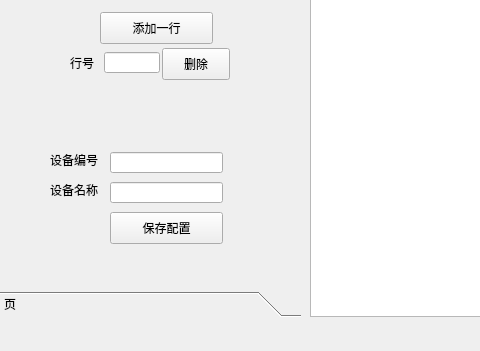
Qt form deviceinfo.ui (pengcr0912/BackupConfigure) before a commit; both pictures show x 0 to 480 and y 164 to 515 of the 747 by 515 pixel window.
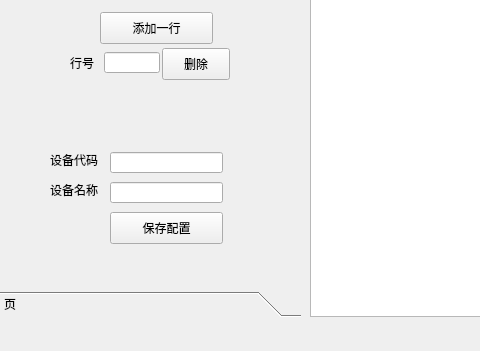
The same form after that commit.

Commit message: 监视参数入库

```diff
--- a/deviceinfo.ui
+++ b/deviceinfo.ui
@@ -136,7 +136,7 @@
        </rect>
       </property>
       <property name="text">
-       <string>设备编号</string>
+       <string>设备代码</string>
       </property>
      </widget>
      <widget class="QLabel" name="label_2">
```
Left out of the diff: 4 changed lines with no effect on the pictures. The commit also changes 1 other file.
